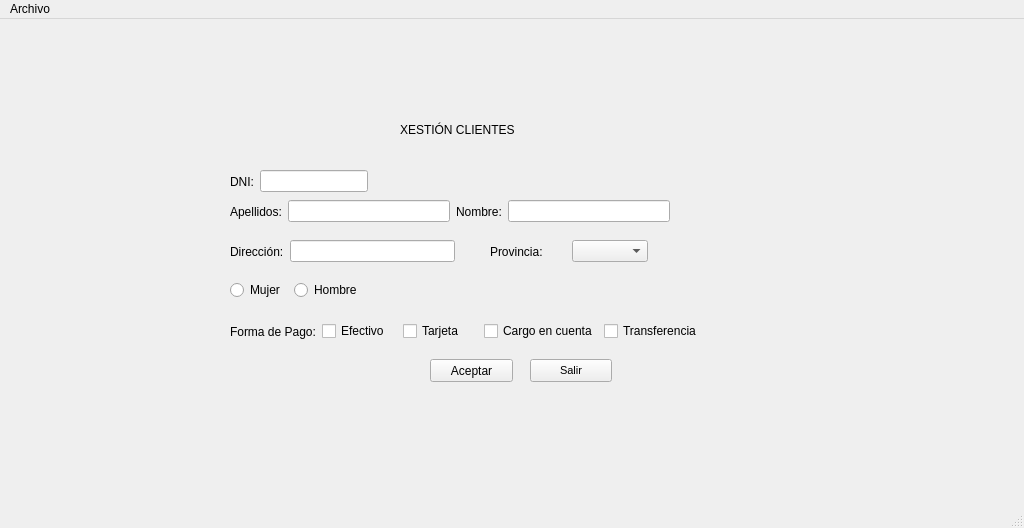
Above: window.ui from AdrianFernandezPerez/fernandezperez before the change. Below: the same form after it.
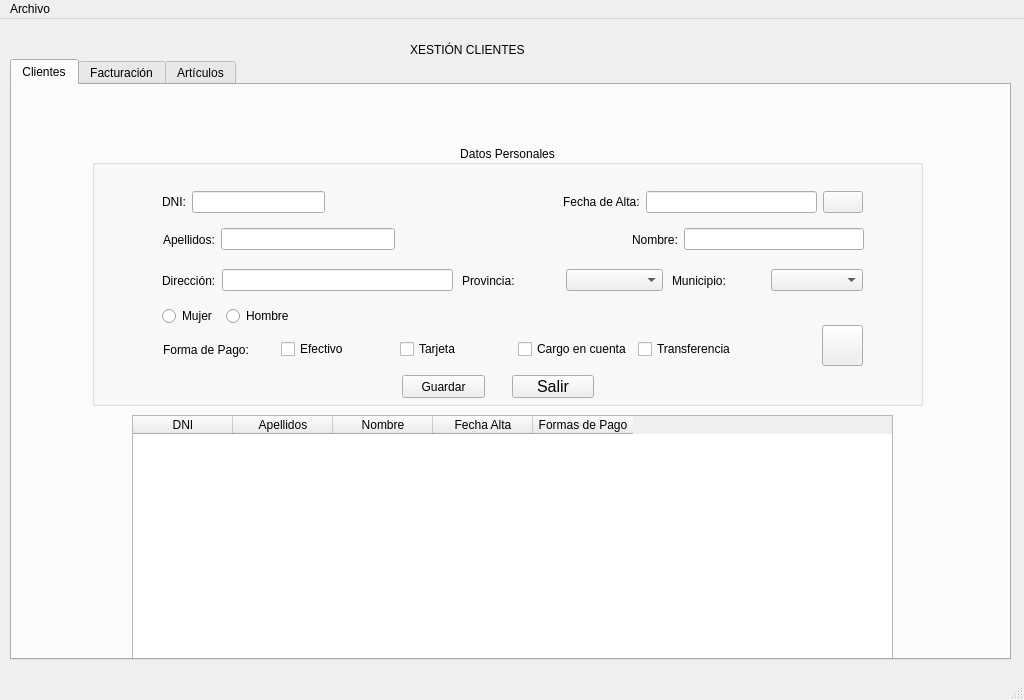
That is the form after the change. Icons and pictures are not drawn.

Commit message: Añadir clientes a la tabla, etc

```diff
--- a/window.ui
+++ b/window.ui
@@ -7,105 +7,107 @@
     <x>0</x>
     <y>0</y>
     <width>1024</width>
-    <height>528</height>
+    <height>700</height>
    </rect>
   </property>
   <property name="windowTitle">
    <string>MainWindow</string>
   </property>
   <widget class="QWidget" name="centralwidget">
-   <widget class="QLabel" name="lblClientes">
+   <widget class="QTabWidget" name="tabWidget">
     <property name="geometry">
      <rect>
-      <x>400</x>
-      <y>90</y>
-      <width>211</width>
-      <height>41</height>
+      <x>10</x>
+      <y>40</y>
+      <width>1001</width>
+      <height>601</height>
      </rect>
     </property>
     <property name="styleSheet">
      <string notr="true">font: 75 italic 18pt &quot;Noto Sans&quot;;</string>
     </property>
-    <property name="text">
-     <string>XESTIÓN CLIENTES</string>
-    </property>
-   </widget>
-   <widget class="QPushButton" name="btnAceptar">
+    <widget class="QWidget" name="tab">
+     <attribute name="title">
+      <string>Clientes</string>
+     </attribute>
+     <widget class="QGroupBox" name="groupBox">
     <property name="geometry">
      <rect>
-      <x>430</x>
-      <y>340</y>
-      <width>83</width>
-      <height>23</height>
-     </rect>
-    </property>
-    <property name="text">
-     <string>Aceptar</string>
-    </property>
-   </widget>
-   <widget class="QPushButton" name="btnSalir">
-    <property name="geometry">
-     <rect>
-      <x>530</x>
-      <y>340</y>
-      <width>82</width>
-      <height>23</height>
-     </rect>
-    </property>
-    <property name="font">
-     <font>
-      <pointsize>8</pointsize>
-     </font>
-    </property>
-    <property name="text">
-     <string>Salir</string>
-    </property>
-   </widget>
-   <widget class="QWidget" name="">
+        <x>80</x>
+        <y>60</y>
+        <width>831</width>
+        <height>261</height>
+       </rect>
+      </property>
+      <property name="layoutDirection">
+       <enum>Qt::LeftToRight</enum>
+      </property>
+      <property name="styleSheet">
+       <string notr="true">font: 75 12pt &quot;MS Shell Dlg 2&quot;;</string>
+      </property>
+      <property name="title">
+       <string>Datos Personales</string>
+      </property>
+      <property name="alignment">
+       <set>Qt::AlignCenter</set>
+      </property>
+      <widget class="QWidget" name="layoutWidget">
     <property name="geometry">
      <rect>
-      <x>230</x>
-      <y>260</y>
-      <width>132</width>
-      <height>22</height>
-     </rect>
-    </property>
-    <layout class="QHBoxLayout" name="horizontalLayout">
+         <x>370</x>
+         <y>120</y>
+         <width>201</width>
+         <height>31</height>
+        </rect>
+       </property>
+       <layout class="QHBoxLayout" name="horizontalLayout_6">
      <item>
-      <widget class="QRadioButton" name="rbtFem">
+         <widget class="QLabel" name="lblPro">
        <property name="styleSheet">
         <string notr="true">font: 10pt &quot;MS Shell Dlg 2&quot;;</string>
        </property>
        <property name="text">
-        <string>Mujer</string>
-       </property>
-       <attribute name="buttonGroup">
-        <string notr="true">rbtGroupSex</string>
-       </attribute>
+           <string>Provincia:</string>
+          </property>
       </widget>
      </item>
      <item>
-      <widget class="QRadioButton" name="rbtHom">
+         <widget class="QComboBox" name="cmbPro"/>
+        </item>
+       </layout>
+      </widget>
+      <widget class="QWidget" name="layoutWidget_2">
+       <property name="geometry">
+        <rect>
+         <x>70</x>
+         <y>120</y>
+         <width>291</width>
+         <height>31</height>
+        </rect>
+       </property>
+       <layout class="QHBoxLayout" name="horizontalLayout_3">
+        <item>
+         <widget class="QLabel" name="lblDir">
        <property name="styleSheet">
         <string notr="true">font: 10pt &quot;MS Shell Dlg 2&quot;;</string>
        </property>
        <property name="text">
-        <string>Hombre</string>
-       </property>
-       <attribute name="buttonGroup">
-        <string notr="true">rbtGroupSex</string>
-       </attribute>
-      </widget>
-     </item>
-    </layout>
-   </widget>
-   <widget class="QWidget" name="">
+           <string>Dirección:</string>
+          </property>
+         </widget>
+        </item>
+        <item>
+         <widget class="QLineEdit" name="txtDir"/>
+        </item>
+       </layout>
+      </widget>
+      <widget class="QWidget" name="layoutWidget_3">
     <property name="geometry">
      <rect>
-      <x>230</x>
-      <y>300</y>
-      <width>472</width>
-      <height>25</height>
+         <x>71</x>
+         <y>190</y>
+         <width>587</width>
+         <height>29</height>
      </rect>
     </property>
     <layout class="QHBoxLayout" name="horizontalLayout_2">
@@ -161,78 +163,80 @@
      </item>
     </layout>
    </widget>
-   <widget class="QWidget" name="">
+      <widget class="QWidget" name="layoutWidget_4">
     <property name="geometry">
      <rect>
-      <x>230</x>
-      <y>220</y>
-      <width>225</width>
-      <height>25</height>
-     </rect>
-    </property>
-    <layout class="QHBoxLayout" name="horizontalLayout_3">
+         <x>70</x>
+         <y>160</y>
+         <width>132</width>
+         <height>22</height>
+        </rect>
+       </property>
+       <layout class="QHBoxLayout" name="horizontalLayout">
      <item>
-      <widget class="QLabel" name="lblDir">
+         <widget class="QRadioButton" name="rbtFem">
        <property name="styleSheet">
         <string notr="true">font: 14pt &quot;MS Shell Dlg 2&quot;;</string>
        </property>
        <property name="text">
-        <string>Dirección:</string>
-       </property>
+           <string>Mujer</string>
+          </property>
+          <attribute name="buttonGroup">
+           <string notr="true">rbtGroupSex</string>
+          </attribute>
       </widget>
      </item>
      <item>
-      <widget class="QLineEdit" name="txtDir"/>
+         <widget class="QRadioButton" name="rbtHom">
+          <property name="styleSheet">
+           <string notr="true">font: 10pt &quot;MS Shell Dlg 2&quot;;</string>
+          </property>
+          <property name="text">
+           <string>Hombre</string>
+          </property>
+          <attribute name="buttonGroup">
+           <string notr="true">rbtGroupSex</string>
+          </attribute>
+         </widget>
      </item>
     </layout>
    </widget>
-   <widget class="QWidget" name="">
+      <widget class="QWidget" name="layoutWidget_5">
     <property name="geometry">
      <rect>
-      <x>230</x>
-      <y>180</y>
-      <width>440</width>
-      <height>25</height>
-     </rect>
-    </property>
-    <layout class="QHBoxLayout" name="horizontalLayout_4">
+         <x>580</x>
+         <y>120</y>
+         <width>191</width>
+         <height>31</height>
+        </rect>
+       </property>
+       <layout class="QHBoxLayout" name="horizontalLayout_7">
      <item>
-      <widget class="QLabel" name="lblApel">
+         <widget class="QLabel" name="lblMunicipio">
        <property name="styleSheet">
-        <string notr="true">font: 14pt &quot;MS Shell Dlg 2&quot;;</string>
+           <string notr="true">font: 10pt &quot;MS Shell Dlg 2&quot;;</string>
        </property>
        <property name="text">
-        <string>Apellidos:</string>
+           <string>Municipio:</string>
        </property>
       </widget>
      </item>
      <item>
-      <widget class="QLineEdit" name="txtApel"/>
-     </item>
-     <item>
-      <widget class="QLabel" name="lblNome">
-       <property name="styleSheet">
-        <string notr="true">font: 14pt &quot;MS Shell Dlg 2&quot;;</string>
-       </property>
-       <property name="text">
-        <string>Nombre:</string>
-       </property>
-      </widget>
-     </item>
-     <item>
-      <widget class="QLineEdit" name="txtNome"/>
-     </item>
-    </layout>
-   </widget>
-   <widget class="QWidget" name="">
+         <widget class="QComboBox" name="cmbMuni"/>
+        </item>
+       </layout>
+      </widget>
+      <widget class="QWidget" name="layoutWidget_6">
     <property name="geometry">
      <rect>
-      <x>230</x>
-      <y>150</y>
-      <width>192</width>
-      <height>25</height>
-     </rect>
-    </property>
+         <x>70</x>
+         <y>40</y>
+         <width>701</width>
+         <height>34</height>
+        </rect>
+       </property>
+       <layout class="QHBoxLayout" name="horizontalLayout_9">
+        <item>
     <layout class="QHBoxLayout" name="horizontalLayout_5">
      <item>
       <widget class="QLabel" name="lblDNI">
@@ -244,8 +248,24 @@
        </property>
       </widget>
      </item>
-     <item>
-      <widget class="QLineEdit" name="txtDNI"/>
+          <item alignment="Qt::AlignLeft">
+           <widget class="QLineEdit" name="txtDNI">
+            <property name="minimumSize">
+             <size>
+              <width>133</width>
+              <height>0</height>
+             </size>
+            </property>
+            <property name="maximumSize">
+             <size>
+              <width>133</width>
+              <height>16777215</height>
+             </size>
+            </property>
+            <property name="maxLength">
+             <number>32789</number>
+            </property>
+           </widget>
      </item>
      <item>
       <widget class="QLabel" name="lblValidoDni">
@@ -255,37 +275,248 @@
          <verstretch>0</verstretch>
         </sizepolicy>
        </property>
+            <property name="minimumSize">
+             <size>
+              <width>54</width>
+              <height>23</height>
+             </size>
+            </property>
        <property name="text">
         <string/>
        </property>
       </widget>
      </item>
     </layout>
-   </widget>
-   <widget class="QWidget" name="">
+        </item>
+        <item>
+         <spacer name="horizontalSpacer">
+          <property name="orientation">
+           <enum>Qt::Horizontal</enum>
+          </property>
+          <property name="sizeHint" stdset="0">
+           <size>
+            <width>40</width>
+            <height>20</height>
+           </size>
+          </property>
+         </spacer>
+        </item>
+        <item>
+         <widget class="QLabel" name="lblAltaCli">
+          <property name="styleSheet">
+           <string notr="true">font: 75 10pt &quot;MS Shell Dlg 2&quot;;</string>
+          </property>
+          <property name="text">
+           <string>Fecha de Alta:</string>
+          </property>
+         </widget>
+        </item>
+        <item>
+         <widget class="QLineEdit" name="txtAltaCli">
+          <property name="enabled">
+           <bool>true</bool>
+          </property>
+         </widget>
+        </item>
+        <item>
+         <widget class="QPushButton" name="btnCalendar">
+          <property name="text">
+           <string/>
+          </property>
+          <property name="icon">
+           <iconset>
+            <normaloff>img/calendar.png</normaloff>img/calendar.png</iconset>
+          </property>
+          <property name="iconSize">
+           <size>
+            <width>24</width>
+            <height>24</height>
+           </size>
+          </property>
+         </widget>
+        </item>
+       </layout>
+      </widget>
+      <widget class="QPushButton" name="btnSalir">
     <property name="geometry">
      <rect>
-      <x>490</x>
-      <y>220</y>
-      <width>158</width>
+         <x>420</x>
+         <y>230</y>
+         <width>82</width>
+         <height>23</height>
+        </rect>
+       </property>
+       <property name="font">
+        <font>
+         <family>MS Shell Dlg 2</family>
+         <pointsize>12</pointsize>
+         <weight>9</weight>
+         <italic>false</italic>
+         <bold>false</bold>
+        </font>
+       </property>
+       <property name="text">
+        <string>Salir</string>
+       </property>
+      </widget>
+      <widget class="QPushButton" name="btnGrabaCli">
+       <property name="geometry">
+        <rect>
+         <x>310</x>
+         <y>230</y>
+         <width>83</width>
+         <height>23</height>
+        </rect>
+       </property>
+       <property name="text">
+        <string>Guardar</string>
+       </property>
+      </widget>
+      <widget class="QWidget" name="layoutWidget_7">
+       <property name="geometry">
+        <rect>
+         <x>71</x>
+         <y>80</y>
+         <width>701</width>
+         <height>29</height>
+        </rect>
+       </property>
+       <layout class="QHBoxLayout" name="horizontalLayout_10">
+        <item>
+         <layout class="QHBoxLayout" name="horizontalLayout_4">
+          <item>
+           <widget class="QLabel" name="lblApel">
+            <property name="styleSheet">
+             <string notr="true">font: 10pt &quot;MS Shell Dlg 2&quot;;</string>
+            </property>
+            <property name="text">
+             <string>Apellidos:</string>
+            </property>
+           </widget>
+          </item>
+          <item>
+           <widget class="QLineEdit" name="txtApel"/>
+          </item>
+         </layout>
+        </item>
+        <item>
+         <spacer name="horizontalSpacer_2">
+          <property name="orientation">
+           <enum>Qt::Horizontal</enum>
+          </property>
+          <property name="sizeHint" stdset="0">
+           <size>
+            <width>30</width>
+            <height>10</height>
+           </size>
+          </property>
+         </spacer>
+        </item>
+        <item>
+         <layout class="QHBoxLayout" name="horizontalLayout_8">
+          <item>
+           <widget class="QLabel" name="lblNome">
+            <property name="styleSheet">
+             <string notr="true">font: 10pt &quot;MS Shell Dlg 2&quot;;</string>
+            </property>
+            <property name="text">
+             <string>Nombre:</string>
+            </property>
+           </widget>
+          </item>
+          <item>
+           <widget class="QLineEdit" name="txtNome"/>
+          </item>
+         </layout>
+        </item>
+       </layout>
+      </widget>
+      <widget class="QPushButton" name="btnRefrescar">
+       <property name="geometry">
+        <rect>
+         <x>730</x>
+         <y>180</y>
+         <width>41</width>
+         <height>41</height>
+        </rect>
+       </property>
+       <property name="text">
+        <string/>
+       </property>
+       <property name="icon">
+        <iconset>
+         <normaloff>img/refresh.png</normaloff>img/refresh.png</iconset>
+       </property>
+       <property name="iconSize">
+        <size>
+         <width>25</width>
       <height>25</height>
-     </rect>
-    </property>
-    <layout class="QHBoxLayout" name="horizontalLayout_6">
-     <item>
-      <widget class="QLabel" name="lblPro">
+        </size>
+       </property>
+      </widget>
+     </widget>
+     <widget class="QTableWidget" name="tabClientes">
+      <property name="geometry">
+       <rect>
+        <x>120</x>
+        <y>330</y>
+        <width>761</width>
+        <height>261</height>
+       </rect>
+      </property>
+      <column>
+       <property name="text">
+        <string>DNI</string>
+       </property>
+      </column>
+      <column>
+       <property name="text">
+        <string>Apellidos</string>
+       </property>
+      </column>
+      <column>
+       <property name="text">
+        <string>Nombre</string>
+       </property>
+      </column>
+      <column>
+       <property name="text">
+        <string>Fecha Alta</string>
+       </property>
+      </column>
+      <column>
+       <property name="text">
+        <string>Formas de Pago</string>
+       </property>
+      </column>
+     </widget>
+    </widget>
+    <widget class="QWidget" name="tab_2">
+     <attribute name="title">
+      <string>Facturación</string>
+     </attribute>
+    </widget>
+    <widget class="QWidget" name="tab_3">
+     <attribute name="title">
+      <string>Artículos</string>
+     </attribute>
+    </widget>
+   </widget>
+   <widget class="QLabel" name="lblClientes">
+    <property name="geometry">
+     <rect>
+      <x>410</x>
+      <y>10</y>
+      <width>211</width>
+      <height>41</height>
+     </rect>
+    </property>
        <property name="styleSheet">
         <string notr="true">font: 14pt &quot;MS Shell Dlg 2&quot;;</string>
        </property>
        <property name="text">
-        <string>Provincia:</string>
-       </property>
-      </widget>
-     </item>
-     <item>
-      <widget class="QComboBox" name="cmbPro"/>
-     </item>
-    </layout>
+     <string>XESTIÓN CLIENTES</string>
+    </property>
    </widget>
   </widget>
   <widget class="QMenuBar" name="menubar">
```
Left out of the diff: 12 changed lines with no effect on the pictures. Lines whose indentation alone changed are shown as unchanged. The commit also changes 5 other files.
